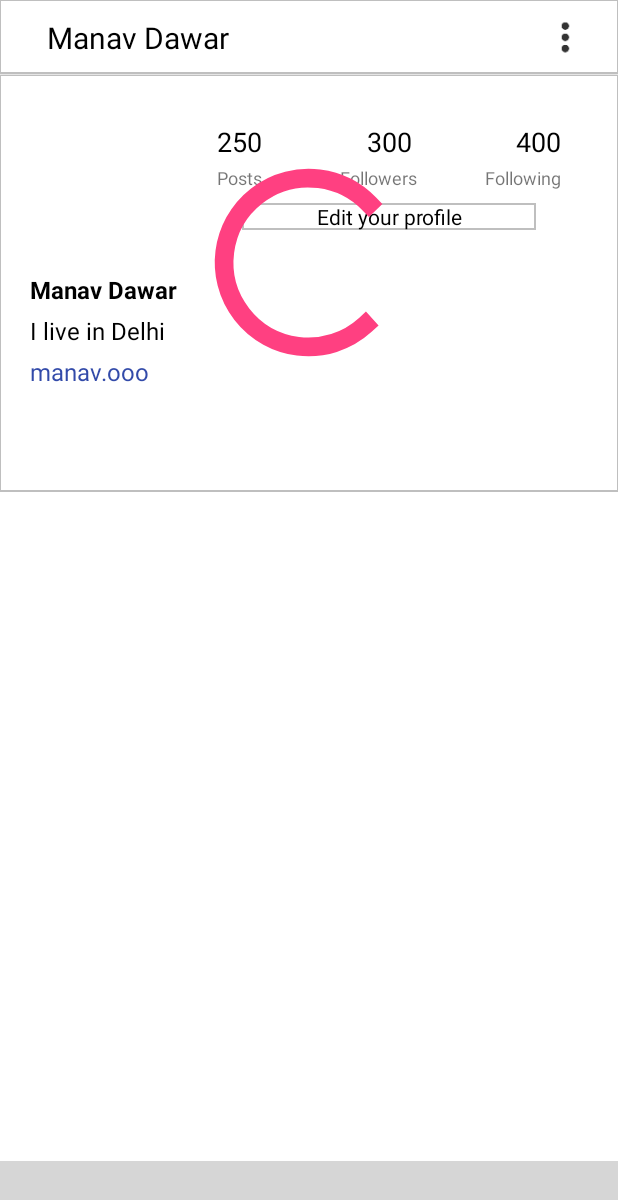
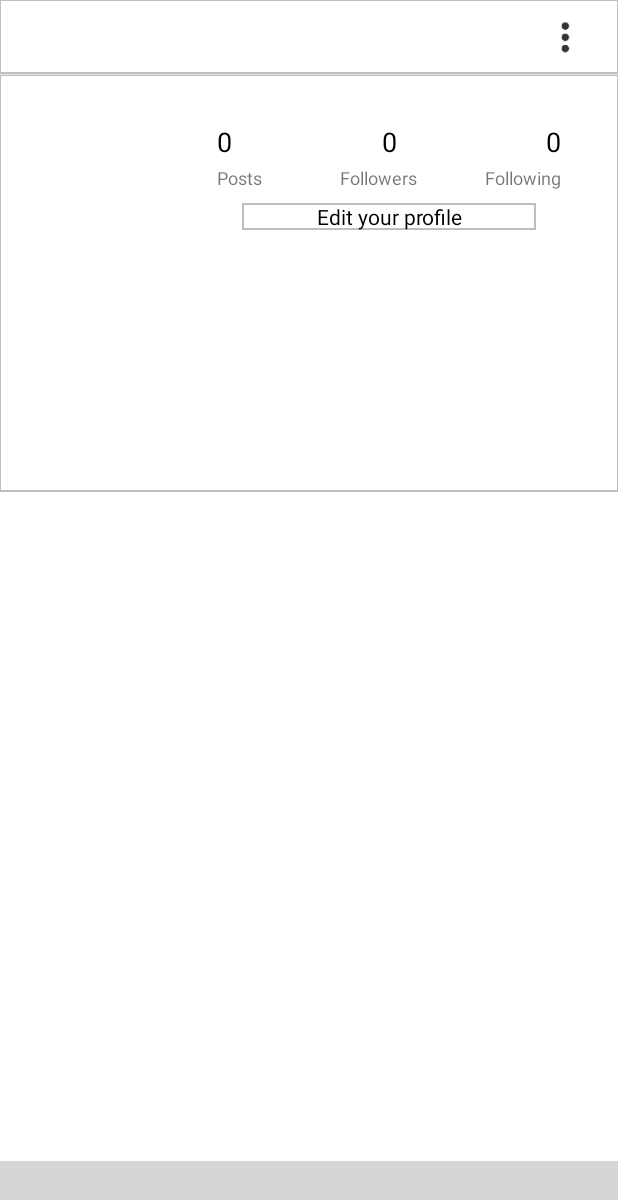
Before and after one commit to ManavDawar/SocialMedia, an Android app: the ProfileFragment screen opened directly, with no data from a screen before it, on a phone screen of 412 x 824 dp. Shown: the top 1200 px of the screen. Run offline under Robolectric (Android 15) with nearby library versions, the phone set to English and light mode, and no system bars; our stand-ins replace CircleImageView, Firebase (no records; nobody signed in at launch, a user with empty details on screens opened directly); libraries missing offline, so code that uses them is left out: com.ittianyu.bottomnavigationviewex, com.nostra13.universalimageloader; plain views replace BottomNavigationViewEx; 8 statements that could not run were skipped; grey boxes are pictures that could not be loaded.

Commit message:
Setting Profile

```diff
--- a/app/src/main/java/soialmedia/com/socialmedia/Profile/ProfileFragment.java
+++ b/app/src/main/java/soialmedia/com/socialmedia/Profile/ProfileFragment.java
@@ -31,6 +31,11 @@ import com.ittianyu.bottomnavigationviewex.BottomNavigationViewEx;
 import de.hdodenhof.circleimageview.CircleImageView;
 import soialmedia.com.socialmedia.R;
 import soialmedia.com.socialmedia.Utils.BottomNavigationViewHelper;
+import soialmedia.com.socialmedia.Utils.FirebaseMethods;
+import soialmedia.com.socialmedia.Utils.UniversalImageLoader;
+import soialmedia.com.socialmedia.models.User;
+import soialmedia.com.socialmedia.models.UserAccountSettings;
+import soialmedia.com.socialmedia.models.UserSettings;
 
 public class ProfileFragment extends Fragment {
     private static final String TAG = "ProfileFragment";
@@ -52,6 +57,7 @@ public class ProfileFragment extends Fragment {
     private FirebaseAuth.AuthStateListener mAuthListener;
     private FirebaseDatabase mFirebaseDatabase;
     private DatabaseReference myRef;
+    private FirebaseMethods mFirebaseMethods;
 
     @Nullable
     @Override
@@ -71,12 +77,35 @@ public class ProfileFragment extends Fragment {
         profileMenu = (ImageView) view.findViewById(R.id.profileMenu);
         bottomNavigationView = (BottomNavigationViewEx) view.findViewById(R.id.bottomNavViewBar);
         mContext = getActivity();
+        mFirebaseMethods = new FirebaseMethods(getActivity());
         Log.d(TAG, "onCreateView: stared.");
 
         setupBottomNavigationView();
         setupToolbar();
 
+        setupFirebaseAuth();
+
         return  view;
+    }
+
+    private void setProfileWidgets(UserSettings userSettings){
+        Log.d(TAG, "setProfileWidgets: setting widgets with data retrieving from firebase database: " + userSettings.toString());
+        Log.d(TAG, "setProfileWidgets: setting widgets with data retrieving from firebase database: " + userSettings.getSettings().getUsername());
+
+
+        //User user = userSettings.getUser();
+        UserAccountSettings settings = userSettings.getSettings();
+
+        UniversalImageLoader.setImage(settings.getProfile_photo(), mProfilePhoto, null, "");
+
+        mDisplayName.setText(settings.getDisplay_name());
+        mUsername.setText(settings.getUsername());
+        mWebsite.setText(settings.getWebsite());
+        mDescription.setText(settings.getDescription());
+        mPosts.setText(String.valueOf(settings.getPosts()));
+        mFollowing.setText(String.valueOf(settings.getFollowing()));
+        mFollowers.setText(String.valueOf(settings.getFollowers()));
+        mProgressBar.setVisibility(View.GONE);
     }
 
     /**
@@ -146,7 +175,7 @@ public class ProfileFragment extends Fragment {
             public void onDataChange(DataSnapshot dataSnapshot) {
 
                 //retrieve user information from the database
-
+                setProfileWidgets(mFirebaseMethods.getUserSettings(dataSnapshot));
 
                 //retrieve images for the user in question
 
--- a/app/src/main/java/soialmedia/com/socialmedia/Utils/FirebaseMethods.java
+++ b/app/src/main/java/soialmedia/com/socialmedia/Utils/FirebaseMethods.java
@@ -150,7 +150,7 @@ public class FirebaseMethods {
      * @param dataSnapshot
      * @return
      */
-    private UserSettings getUserAccountSettings(DataSnapshot dataSnapshot){
+    public UserSettings getUserSettings(DataSnapshot dataSnapshot){
         Log.d(TAG, "getUserAccountSettings: retrieving user account settings from firebase.");
 
 
--- a/app/src/main/res/layout/snippet_top_profilebar.xml
+++ b/app/src/main/res/layout/snippet_top_profilebar.xml
@@ -20,11 +20,11 @@
                     android:layout_width="wrap_content"
                     android:layout_height="wrap_content"
                     android:layout_centerVertical="true"
-                    android:text="Manav Dawar"
+                    android:text="Manav.Dawar"
                     android:textSize="20sp"
                     android:textColor="@color/black"
                     android:layout_marginStart="15dp"
-                    android:id="@+id/profileName"/>
+                    android:id="@+id/username"/>
 
                 <ImageView
                     android:layout_width="30dp"
```
